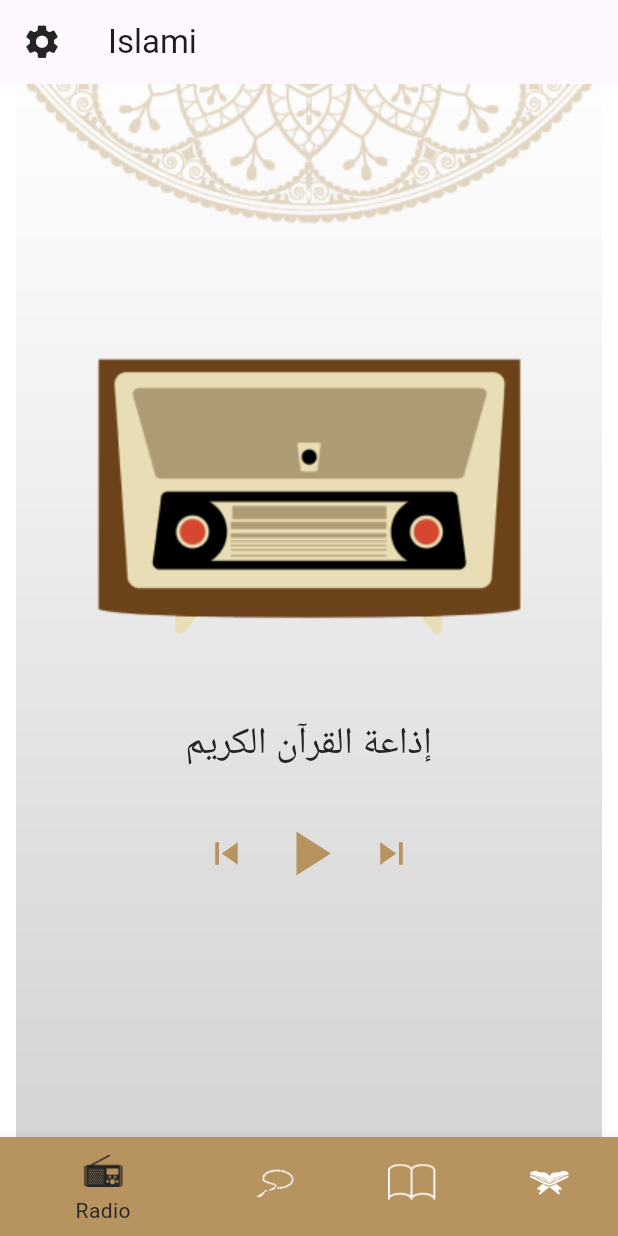
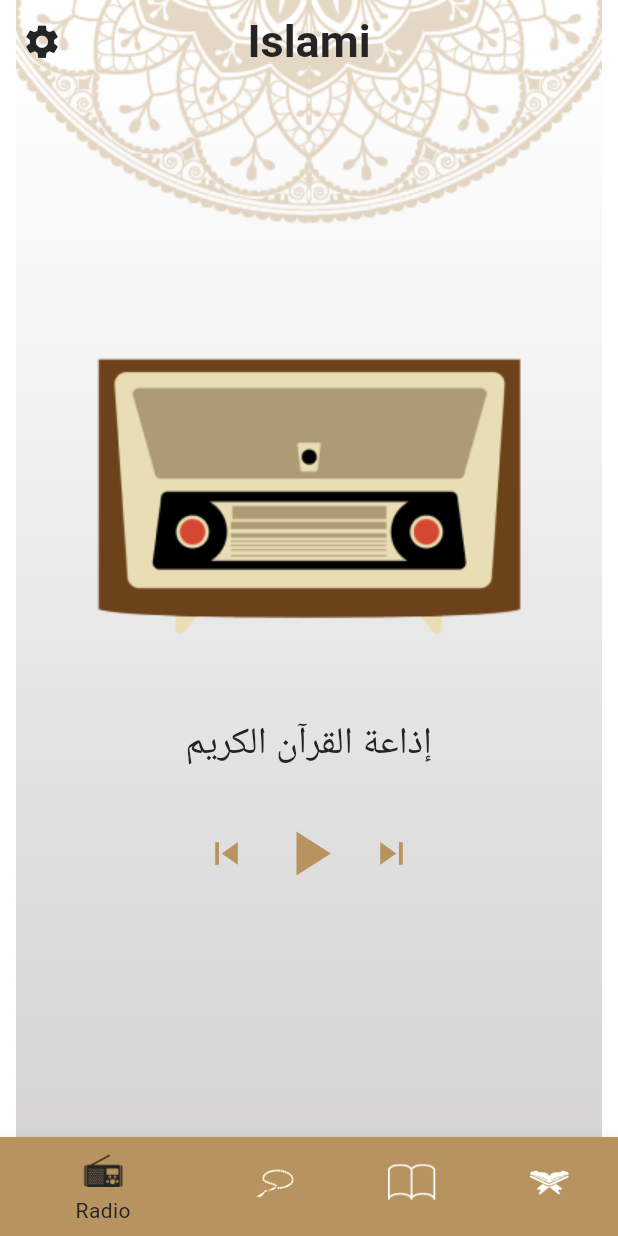
Before and after one commit to Mariamshahir/islamic_app, a Flutter app: the screen it shows after launch, on a phone screen of 412 x 824 dp. Run offline on Flutter 3.47's test engine with Material 3 defaults, Android fonts, the phone set to English and light mode, and no system bars; generated files the repository leaves out were written again; statements that could not run were skipped.

```diff
--- a/lib/homescreen.dart
+++ b/lib/homescreen.dart
@@ -40,8 +40,12 @@ class _HomeScreenState extends State<HomeScreen> {
   AppBar buildAppBar() {
     return AppBar(
         automaticallyImplyLeading: false,
+          backgroundColor: AppColors.transparent,
+          centerTitle: true,
+          elevation: 0,
           title:  Text(
             context.getLocalizations.islami,
+            style: AppTheme.appBarTextStyle,
           ),
           leading: Builder(builder: (context)=>IconButton(onPressed: (){
             Scaffold.of(context).openDrawer();
@@ -54,6 +58,7 @@ class _HomeScreenState extends State<HomeScreen> {
   Drawer buildDrawer() {
     return Drawer(child:Container(
         child: Settings()
+        ,
       ));
   }
 
```
